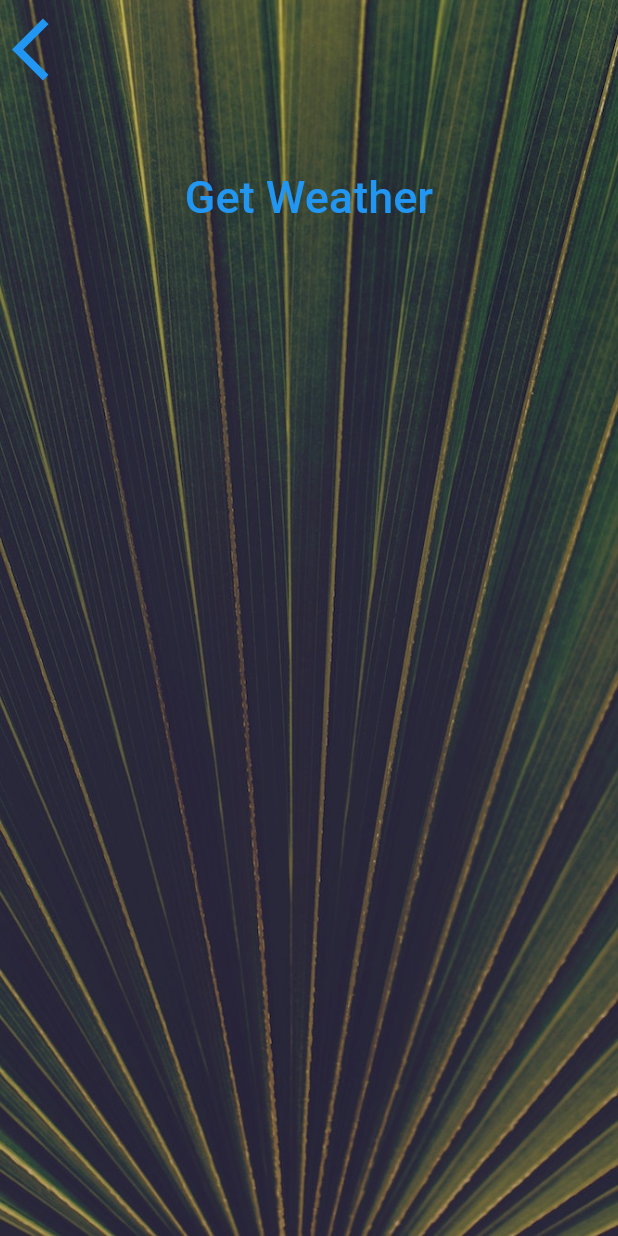
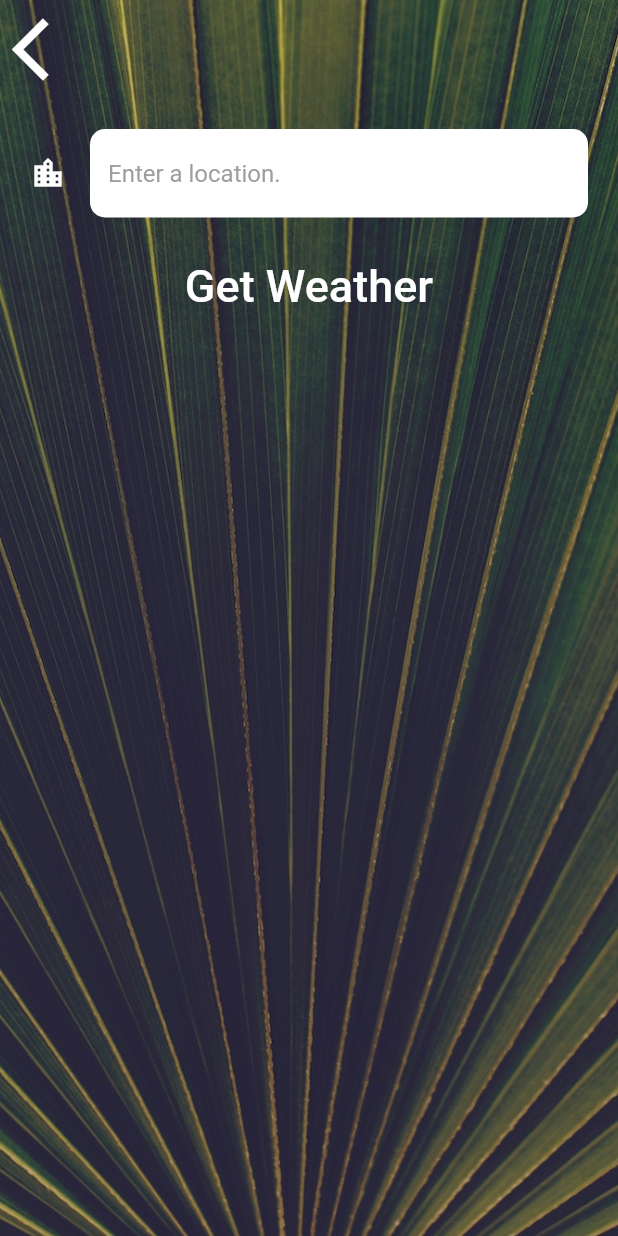
Before and after one commit to PratyushChauhan/weatherbuddy, a Flutter app: the CityScreen screen opened directly, on a phone screen of 412 x 824 dp. Run offline on Flutter 3.47's test engine with Material 2 defaults, Android fonts, the light colour scheme and no system bars; our stand-ins replace flutter_spinkit, geolocator, rflutter_alert; Roboto replaces fonts that are missing (Spartan MB).

Commit message:
add city screen to input city name.

```diff
--- a/lib/main.dart
+++ b/lib/main.dart
@@ -1,4 +1,5 @@
 import 'package:flutter/material.dart';
+import 'package:weatherbuddy/screens/city_screen.dart';
 import 'package:weatherbuddy/screens/loading_screen.dart';
 
 void main() => runApp(MyApp());
@@ -9,6 +10,9 @@ class MyApp extends StatelessWidget {
     return MaterialApp(
       theme: ThemeData.dark(),
       home: LoadingScreen(),
+      routes: {
+        '/city_screen': (context) => CityScreen(),
+      },
     );
   }
 }
--- a/lib/screens/city_screen.dart
+++ b/lib/screens/city_screen.dart
@@ -7,6 +7,7 @@ class CityScreen extends StatefulWidget {
 }
 
 class _CityScreenState extends State<CityScreen> {
+  var cityName;
   @override
   Widget build(BuildContext context) {
     return Scaffold(
@@ -24,19 +25,30 @@ class _CityScreenState extends State<CityScreen> {
               Align(
                 alignment: Alignment.topLeft,
                 child: TextButton(
-                  onPressed: () {},
+                  onPressed: () {
+                    Navigator.pop(context);
+                  },
                   child: Icon(
                     Icons.arrow_back_ios,
                     size: 50.0,
+                    color: Colors.white,
                   ),
                 ),
               ),
               Container(
                 padding: EdgeInsets.all(20.0),
-                child: null,
+                child: TextField(
+                  style: TextStyle(color: Colors.black),
+                  decoration: kTextFieldInputDecoration,
+                  onChanged: (value) {
+                    cityName = value;
+                  },
+                ),
               ),
               TextButton(
-                onPressed: () {},
+                onPressed: () {
+                  Navigator.pop(context, cityName);
+                },
                 child: Text(
                   'Get Weather',
                   style: kButtonTextStyle,
--- a/lib/utilities/constants.dart
+++ b/lib/utilities/constants.dart
@@ -13,8 +13,24 @@ const kMessageTextStyle = TextStyle(
 const kButtonTextStyle = TextStyle(
   fontSize: 30.0,
   fontFamily: 'Spartan MB',
+  color: Colors.white,
 );
 
 const kConditionTextStyle = TextStyle(
   fontSize: 68.2,
 );
+
+const kTextFieldInputDecoration = InputDecoration(
+  border: OutlineInputBorder(
+    borderRadius: BorderRadius.all(Radius.circular(10.0)),
+    borderSide: BorderSide.none,
+  ),
+  hintText: 'Enter a location.',
+  hintStyle: TextStyle(color: Colors.grey),
+  icon: Icon(
+    Icons.location_city,
+    color: Colors.white,
+  ),
+  filled: true,
+  fillColor: Colors.white,
+);
--- a/pubspec.yaml
+++ b/pubspec.yaml
@@ -14,6 +14,7 @@ environment:
 dependencies:
   flutter:
     sdk: flutter
+  rflutter_alert: ^2.0.4
 
 
 
```
Also changed, not shown: lib/screens/loading_screen.dart (+3 -7 lines), lib/screens/location_screen.dart (+19 -21 lines), lib/services/weather.dart (+9 -1 lines), lib/utilities/alerts.dart (added, +36 -0 lines), pubspec.lock.
